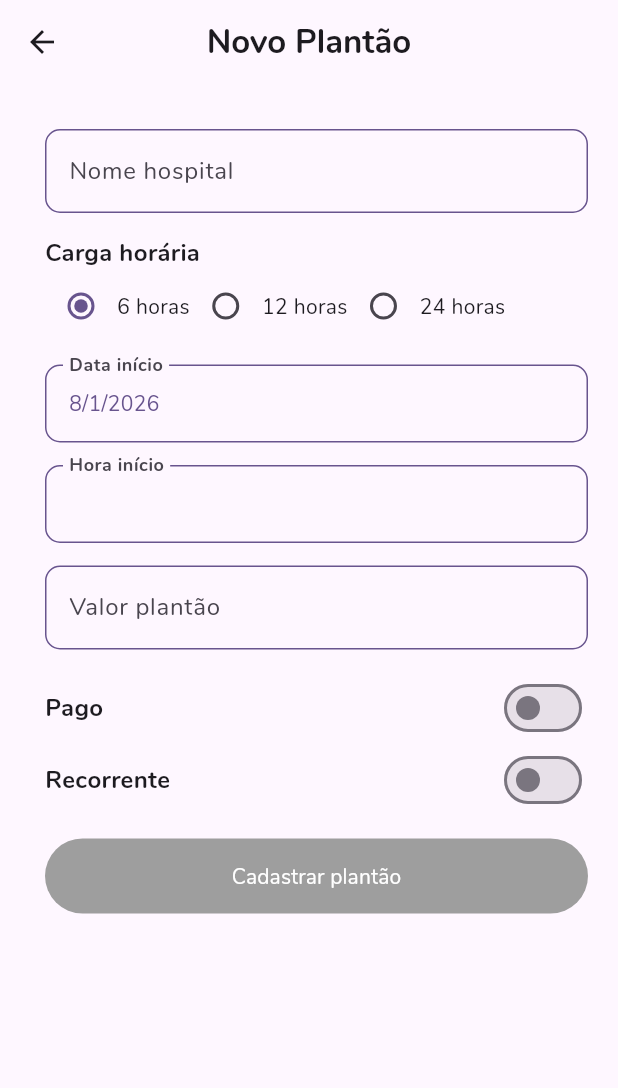
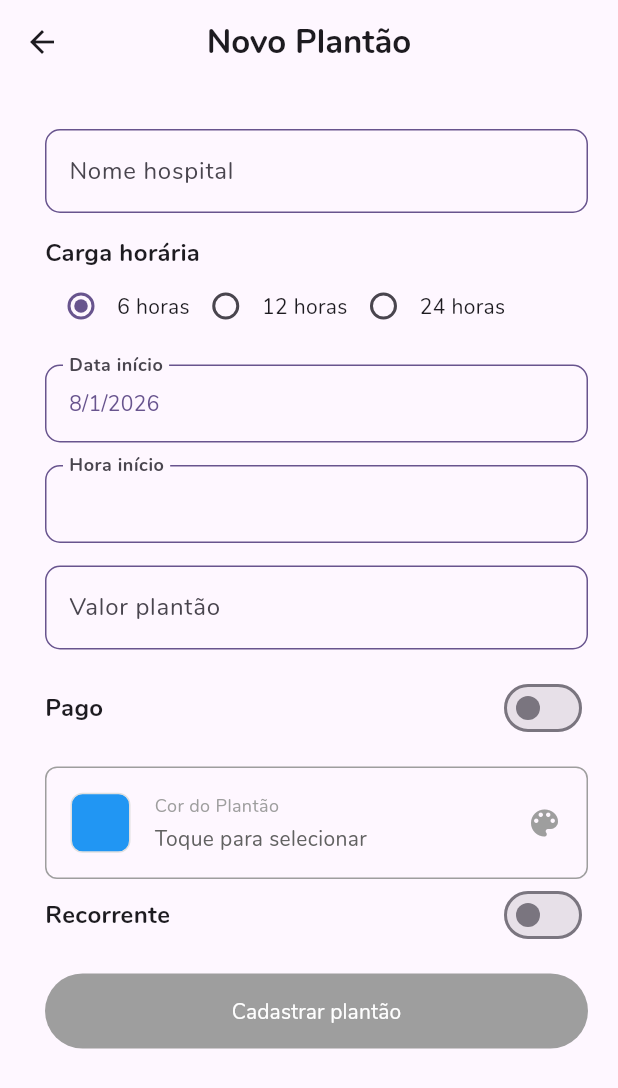
Before and after one commit to espoo-dev/med_system, a Flutter app: the AddMedicalShiftPage screen opened directly, on a phone screen of 412 x 824 dp. Shown: the top 1088 px of the screen. Run offline on Flutter 3.47's test engine with Material 3 defaults, Android fonts, the phone set to English and light mode, and no system bars; our stand-ins replace chopper, dropdown_search, flutter_colorpicker, flutter_mobx, flutter_secure_storage, flutter_slidable and 8 more; missing offline and left inert: flutter_pdfview; accounts and stored records are empty; generated files the repository leaves out were written again; network calls fail; project files that could hold a hidden picture were left out.

Commit message:
feat: add color field to medical shifts and recurrences
- Added color field (String) to MedicalShiftModel, MedicalShiftRecurrenceModel, AddMedicalShiftRequestModel, and EditPaymentMedicalShiftModel
- Created ColorPickerWidget for color selection using flutter_colorpicker package
- Created ColorHelper utility for Color <-> Hex string conversion
- Updated AddMedicalShiftStore and EditMedicalShiftStore to handle color field
- Integrated color picker in add and edit medical shift pages
- Updated calendar widget to display colored markers based on shift colors
- Added colored left border to medical shift items in home list
- Added colored vertical bar to medical shift items in main list
- Updated Gradle and dependencies for compatibility

Dependencies:
- Added flutter_colorpicker: ^1.1.0
- Updated intl to ^0.19.0
- Updated flutter_secure_storage to ^9.2.2
- Updated share_plus to ^10.0.0
- Updated flutter_launcher_icons to ^0.14.0
- Updated Gradle to 8.9 and Android Gradle Plugin to 8.7.0

```diff
--- /dev/null
+++ b/med_system_app/lib/core/utils/color_helper.dart
@@ -0,0 +1,44 @@
+import 'package:flutter/material.dart';
+
+class ColorHelper {
+  /// Converte uma cor para string hexadecimal (ex: "#FF5733")
+  static String colorToHex(Color color) {
+    return '#${color.value.toRadixString(16).padLeft(8, '0').substring(2)}';
+  }
+
+  /// Converte uma string hexadecimal para Color
+  /// Aceita formatos: "#FF5733", "FF5733", "#AAFF5733"
+  static Color hexToColor(String? hexString, {Color defaultColor = Colors.blue}) {
+    if (hexString == null || hexString.isEmpty) {
+      return defaultColor;
+    }
+
+    try {
+      final buffer = StringBuffer();
+      if (hexString.length == 6 || hexString.length == 7) {
+        buffer.write('ff');
+      }
+      buffer.write(hexString.replaceFirst('#', ''));
+      return Color(int.parse(buffer.toString(), radix: 16));
+    } catch (e) {
+      return defaultColor;
+    }
+  }
+
+  /// Retorna uma cor padrão para plantões (azul)
+  static Color get defaultMedicalShiftColor => Colors.blue;
+
+  /// Lista de cores sugeridas para plantões
+  static List<Color> get suggestedColors => const [
+        Colors.blue,
+        Colors.green,
+        Colors.orange,
+        Colors.purple,
+        Colors.red,
+        Colors.teal,
+        Colors.pink,
+        Colors.indigo,
+        Colors.amber,
+        Colors.cyan,
+      ];
+}
--- /dev/null
+++ b/med_system_app/lib/core/widgets/color_picker.widget.dart
@@ -0,0 +1,123 @@
+import 'package:flutter/material.dart';
+import 'package:flutter_colorpicker/flutter_colorpicker.dart';
+
+class ColorPickerWidget extends StatelessWidget {
+  final Color currentColor;
+  final Function(Color) onColorChanged;
+  final String label;
+
+  const ColorPickerWidget({
+    Key? key,
+    required this.currentColor,
+    required this.onColorChanged,
+    this.label = 'Cor do Plantão',
+  }) : super(key: key);
+
+  void _showColorPicker(BuildContext context) {
+    Color pickerColor = currentColor;
+
+    showDialog(
+      context: context,
+      builder: (BuildContext context) {
+        return AlertDialog(
+          title: Text(label),
+          content: SingleChildScrollView(
+            child: BlockPicker(
+              pickerColor: pickerColor,
+              onColorChanged: (Color color) {
+                pickerColor = color;
+              },
+              availableColors: const [
+                Colors.red,
+                Colors.pink,
+                Colors.purple,
+                Colors.deepPurple,
+                Colors.indigo,
+                Colors.blue,
+                Colors.lightBlue,
+                Colors.cyan,
+                Colors.teal,
+                Colors.green,
+                Colors.lightGreen,
+                Colors.lime,
+                Colors.yellow,
+                Colors.amber,
+                Colors.orange,
+                Colors.deepOrange,
+                Colors.brown,
+                Colors.grey,
+                Colors.blueGrey,
+              ],
+            ),
+          ),
+          actions: <Widget>[
+            TextButton(
+              child: const Text('Cancelar'),
+              onPressed: () {
+                Navigator.of(context).pop();
+              },
+            ),
+            TextButton(
+              child: const Text('Selecionar'),
+              onPressed: () {
+                onColorChanged(pickerColor);
+                Navigator.of(context).pop();
+              },
+            ),
+          ],
+        );
+      },
+    );
+  }
+
+  @override
+  Widget build(BuildContext context) {
+    return InkWell(
+      onTap: () => _showColorPicker(context),
+      child: Container(
+        padding: const EdgeInsets.all(16),
+        decoration: BoxDecoration(
+          border: Border.all(color: Colors.grey),
+          borderRadius: BorderRadius.circular(8),
+        ),
+        child: Row(
+          children: [
+            Container(
+              width: 40,
+              height: 40,
+              decoration: BoxDecoration(
+                color: currentColor,
+                borderRadius: BorderRadius.circular(8),
+                border: Border.all(color: Colors.grey.shade300),
+              ),
+            ),
+            const SizedBox(width: 16),
+            Expanded(
+              child: Column(
+                crossAxisAlignment: CrossAxisAlignment.start,
+                children: [
+                  Text(
+                    label,
+                    style: const TextStyle(
+                      fontSize: 12,
+                      color: Colors.grey,
+                    ),
+                  ),
+                  const SizedBox(height: 4),
+                  Text(
+                    'Toque para selecionar',
+                    style: TextStyle(
+                      fontSize: 14,
+                      color: Colors.grey.shade700,
+                    ),
+                  ),
+                ],
+              ),
+            ),
+            const Icon(Icons.color_lens, color: Colors.grey),
+          ],
+        ),
+      ),
+    );
+  }
+}
--- a/med_system_app/lib/features/medical_shift_recurrences/model/medical_shift_recurrence.model.dart
+++ b/med_system_app/lib/features/medical_shift_recurrences/model/medical_shift_recurrence.model.dart
@@ -9,6 +9,7 @@ class MedicalShiftRecurrenceModel {
   int? amountCents;
   String? hospitalName;
   String? startHour;
+  String? color;
 
   MedicalShiftRecurrenceModel({
     this.id,
@@ -21,6 +22,7 @@ class MedicalShiftRecurrenceModel {
     this.amountCents,
     this.hospitalName,
     this.startHour,
+    this.color,
   });
 
   MedicalShiftRecurrenceModel.fromJson(Map<String, dynamic> json) {
@@ -34,6 +36,7 @@ class MedicalShiftRecurrenceModel {
     amountCents = json['amount_cents'];
     hospitalName = json['hospital_name'];
     startHour = json['start_hour'];
+    color = json['color'];
   }
 
   Map<String, dynamic> toJson() {
@@ -48,6 +51,7 @@ class MedicalShiftRecurrenceModel {
     data['amount_cents'] = amountCents;
     data['hospital_name'] = hospitalName;
     data['start_hour'] = startHour;
+    data['color'] = color;
     return data;
   }
 }
--- a/med_system_app/lib/features/medical_shifts/model/add_medical_shift.model.dart
+++ b/med_system_app/lib/features/medical_shifts/model/add_medical_shift.model.dart
@@ -5,6 +5,7 @@ class AddMedicalShiftRequestModel {
   String? startHour;
   int? amountCents;
   bool? paid;
+  String? color;
 
   AddMedicalShiftRequestModel({
     this.hospitalName,
@@ -13,6 +14,7 @@ class AddMedicalShiftRequestModel {
     this.startHour,
     this.amountCents,
     this.paid,
+    this.color,
   });
 
   AddMedicalShiftRequestModel.fromJson(Map<String, dynamic> json) {
@@ -22,6 +24,7 @@ class AddMedicalShiftRequestModel {
     startHour = json['start_hour'];
     amountCents = json['amount_cents'];
     paid = json['paid'];
+    color = json['color'];
   }
 
   Map<String, dynamic> toJson() {
@@ -32,6 +35,7 @@ class AddMedicalShiftRequestModel {
     data['start_hour'] = startHour;
     data['amount_cents'] = amountCents;
     data['paid'] = paid;
+    data['color'] = color;
     return data;
   }
 }
--- a/med_system_app/lib/features/medical_shifts/pages/add_medical_shift_page.dart
+++ b/med_system_app/lib/features/medical_shifts/pages/add_medical_shift_page.dart
@@ -8,6 +8,8 @@ import 'package:distrito_medico/core/widgets/my_date_input.widget.dart';
 import 'package:distrito_medico/core/widgets/my_time_input.widget.dart';
 import 'package:distrito_medico/core/widgets/my_toast.widget.dart';
 import 'package:distrito_medico/core/widgets/custom_switch.widget.dart';
+import 'package:distrito_medico/core/widgets/color_picker.widget.dart';
+import 'package:distrito_medico/core/utils/color_helper.dart';
 import 'package:distrito_medico/features/home/pages/home_page.dart';
 import 'package:distrito_medico/features/medical_shifts/pages/medical_shifts_page.dart';
 import 'package:distrito_medico/features/medical_shifts/pages/widgets/radio_group_workload.widget.dart';
@@ -291,6 +293,23 @@ class _AddMedicalShiftPageState extends State<AddMedicalShiftPage> {
                           initialValue: false,
                           onChanged: addMedicalShiftStore.setpaid,
                         ),
+                        const SizedBox(
+                          height: 15,
+                        ),
+                        Observer(builder: (_) {
+                          return ColorPickerWidget(
+                            currentColor: ColorHelper.hexToColor(
+                              addMedicalShiftStore.color,
+                              defaultColor: ColorHelper.defaultMedicalShiftColor,
+                            ),
+                            onColorChanged: (color) {
+                              addMedicalShiftStore.setColor(
+                                ColorHelper.colorToHex(color),
+                              );
+                            },
+                            label: 'Cor do Plantão',
+                          );
+                        }),
                         // Recurrence Section
                         Observer(builder: (_) {
                           return Column(
```
Also changed, not shown: med_system_app/lib/features/home/widgets/list_medical_shifts.widget.dart (+10 -0 lines), med_system_app/lib/features/medical_shifts/model/medical_shift.model.dart (+9 -3 lines), med_system_app/lib/features/medical_shifts/pages/edit_medical_shift_page.dart (+17 -0 lines), med_system_app/lib/features/medical_shifts/pages/medical_shifts_page.dart (+19 -1 lines), med_system_app/lib/features/medical_shifts/pages/widgets/calendar_widget.dart (+36 -16 lines), med_system_app/lib/features/medical_shifts/store/add_medical_shift.store.dart (+11 -0 lines), med_system_app/lib/features/medical_shifts/store/edit_medical_shift.store.dart (+11 -0 lines), med_system_app/pubspec.yaml (+5 -4 lines), med_system_app/lib/core/api/api_result.freezed.dart, med_system_app/lib/core/api/network_exceptions.freezed.dart, med_system_app/lib/features/medical_shifts/store/add_medical_shift.store.g.dart, med_system_app/lib/features/medical_shifts/store/edit_medical_shift.store.g.dart, med_system_app/pubspec.lock, 4 other files.
